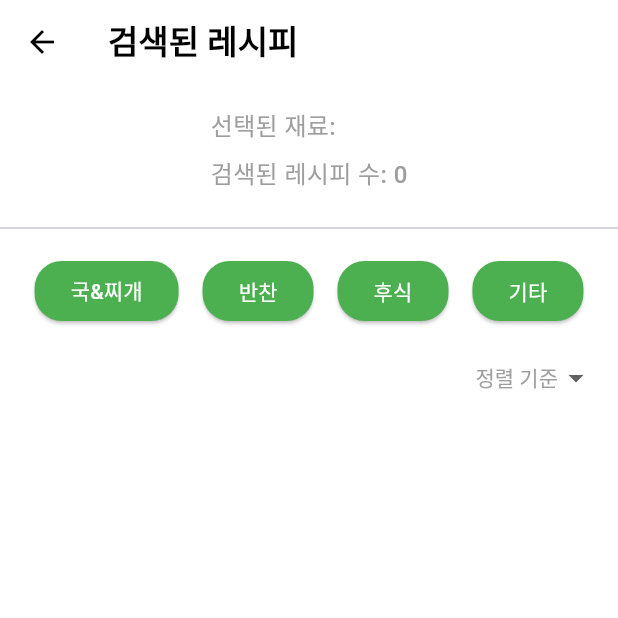
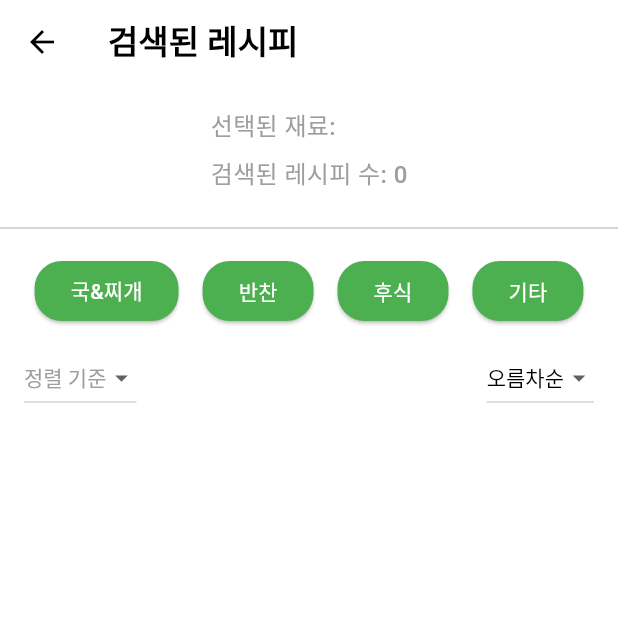
Before and after one commit to AYEOOON/as_it_is, a Flutter app: the RecipeSearchScreen screen opened directly with empty values, on a phone screen of 412 x 824 dp, the top half of it. Run offline on Flutter 3.47's test engine with Material 3 defaults, Android fonts, the phone set to English and light mode, and no system bars.

Commit message:
feat: 검색된 레시피 필터링 기준 수정
- 정렬 기준과 순서를 나누어 필터링 세분화

```diff
--- a/lib/providers/AllergyProvider.dart
+++ b/lib/providers/AllergyProvider.dart
@@ -45,7 +45,7 @@ class AllergyProvider with ChangeNotifier {
     notifyListeners();
   }
 
-  /// 선택된 알러지 항목에 해당하는 재료를 반환
+  // 선택된 알러지 항목에 해당하는 재료를 반환
   List<String> getExcludedIngredients() {
     List<String> excludedIngredients = [];
 
--- a/lib/screens/AllergySettingsScreen.dart
+++ b/lib/screens/AllergySettingsScreen.dart
@@ -15,6 +15,7 @@ class AllergySettingsScreen extends StatelessWidget {
         title: const Text(
           '알러지 유발 식품 목록',
           style: TextStyle(
+            fontSize: 20,
             color: Colors.white,
             fontWeight: FontWeight.bold,
           ),
--- a/lib/screens/RecipeSearchScreen.dart
+++ b/lib/screens/RecipeSearchScreen.dart
@@ -21,7 +21,8 @@ class RecipeSearchScreen extends StatefulWidget {
 
 class _RecipeSearchScreenState extends State<RecipeSearchScreen> {
   List<String> categories = ['국&찌개', '반찬', '후식', '기타'];
-  String? selectedFilter; // 정렬 기준
+  String? selectedNutrient; // 선택된 영양소
+  String? sortOrder = '오름차순'; // 정렬 순서
   late ScrollController scrollController;
   late List<Map<String, dynamic>> filteredRecipes; // 필터링된 레시피 리스트
 
@@ -38,7 +39,7 @@ class _RecipeSearchScreenState extends State<RecipeSearchScreen> {
     super.dispose();
   }
 
-  /// 선택된 재료와 알레르기 데이터를 기반으로 레시피를 필터링합니다.
+  /// 선택된 재료와 알레르기 데이터를 기반으로 레시피를 필터링
   void _filterRecipes() {
     final allergyProvider = Provider.of<AllergyProvider>(context, listen: false);
     final List<String> excludedIngredients = allergyProvider.getExcludedIngredients();
@@ -62,26 +63,19 @@ class _RecipeSearchScreenState extends State<RecipeSearchScreen> {
     });
   }
 
-  /// 정렬 기준에 따라 레시피를 정렬합니다.
-  void sortRecipes(String? criteria) {
+  /// 영양소 및 정렬 순서에 따라 레시피를 정렬
+  void sortRecipes() {
+    if (selectedNutrient == null) return; // 정렬 기준이 선택되지 않은 경우 종료
     setState(() {
-      selectedFilter = criteria;
-      if (criteria == 'calories') {
-        filteredRecipes.sort((a, b) => a['nutrition']['calories']
-            .compareTo(b['nutrition']['calories']));
-      } else if (criteria == 'carbs') {
-        filteredRecipes.sort((a, b) =>
-            a['nutrition']['carbs'].compareTo(b['nutrition']['carbs']));
-      } else if (criteria == 'protein') {
-        filteredRecipes.sort((a, b) =>
-            a['nutrition']['protein'].compareTo(b['nutrition']['protein']));
-      } else if (criteria == 'fat') {
-        filteredRecipes.sort((a, b) =>
-            a['nutrition']['fat'].compareTo(b['nutrition']['fat']));
-      } else if (criteria == 'sodium') {
-        filteredRecipes.sort((a, b) =>
-            a['nutrition']['sodium'].compareTo(b['nutrition']['sodium']));
+      filteredRecipes.sort((a, b) {
+        final valueA = a['nutrition'][selectedNutrient] ?? 0;
+        final valueB = b['nutrition'][selectedNutrient] ?? 0;
+        if (sortOrder == '오름차순') {
+          return valueA.compareTo(valueB);
+        } else {
+          return valueB.compareTo(valueA);
         }
+      });
     });
   }
 
@@ -103,7 +97,6 @@ class _RecipeSearchScreenState extends State<RecipeSearchScreen> {
       }).toList();
     });
   }
-
 
   @override
   Widget build(BuildContext context) {
@@ -170,32 +163,100 @@ class _RecipeSearchScreenState extends State<RecipeSearchScreen> {
                   .toList(),
             ),
           ),
-          // 필터 드롭다운
+          // 정렬 필터 드롭다운
           Padding(
             padding: const EdgeInsets.symmetric(horizontal: 16.0),
             child: Row(
-              mainAxisAlignment: MainAxisAlignment.end,
+              mainAxisAlignment: MainAxisAlignment.spaceBetween,
               children: [
-                DropdownButtonHideUnderline(
-                  child: DropdownButton<String>(
-                    value: selectedFilter,
+                // 영양소 기준 선택
+                DropdownButton<String>(
+                  value: selectedNutrient,
                   hint: const Text(
                     '정렬 기준',
-                      style: TextStyle(color: Colors.grey),
+                    style: TextStyle(color: Colors.grey, fontSize: 14),
                   ),
                   items: const [
-                      DropdownMenuItem(value: 'calories', child: Text('열량')),
-                      DropdownMenuItem(value: 'carbs', child: Text('탄수화물')),
-                      DropdownMenuItem(value: 'protein', child: Text('단백질')),
-                      DropdownMenuItem(value: 'fat', child: Text('지방')),
-                      DropdownMenuItem(value: 'sodium', child: Text('나트륨')),
+                    DropdownMenuItem(
+                      value: 'calories',
+                      child: Text(
+                        '열량',
+                        style: TextStyle(fontSize: 14),
+                      ),
+                    ),
+                    DropdownMenuItem(
+                      value: 'carbs',
+                      child: Text(
+                        '탄수화물',
+                        style: TextStyle(fontSize: 14),
+                      ),
+                    ),
+                    DropdownMenuItem(
+                      value: 'protein',
+                      child: Text(
+                        '단백질',
+                        style: TextStyle(fontSize: 14),
+                      ),
+                    ),
+                    DropdownMenuItem(
+                      value: 'fat',
+                      child: Text(
+                        '지방',
+                        style: TextStyle(fontSize: 14),
+                      ),
+                    ),
+                    DropdownMenuItem(
+                      value: 'sodium',
+                      child: Text(
+                        '나트륨',
+                        style: TextStyle(fontSize: 14),
+                      ),
+                    ),
                   ],
-                    onChanged: sortRecipes,
+                  onChanged: (value) {
+                    setState(() {
+                      selectedNutrient = value;
+                      sortRecipes();
+                    });
+                  },
                   style: const TextStyle(fontSize: 14, color: Colors.black),
-                    dropdownColor: Colors.white,
+                  dropdownColor: Colors.white, // 드롭다운 배경 색상
+                  elevation: 4,
                   borderRadius: BorderRadius.circular(8),
                   alignment: Alignment.center,
+                  iconSize: 20, // 드롭다운 아이콘 크기
                 ),
+                // 정렬 순서 선택
+                DropdownButton<String>(
+                  value: sortOrder,
+                  items: const [
+                    DropdownMenuItem(
+                      value: '오름차순',
+                      child: Text(
+                        '오름차순',
+                        style: TextStyle(fontSize: 14),
+                      ),
+                    ),
+                    DropdownMenuItem(
+                      value: '내림차순',
+                      child: Text(
+                        '내림차순',
+                        style: TextStyle(fontSize: 14),
+                      ),
+                    ),
+                  ],
+                  onChanged: (value) {
+                    setState(() {
+                      sortOrder = value;
+                      sortRecipes();
+                    });
+                  },
+                  style: const TextStyle(fontSize: 14, color: Colors.black),
+                  dropdownColor: Colors.white, // 드롭다운 배경 색상
+                  elevation: 4,
+                  borderRadius: BorderRadius.circular(8),
+                  alignment: Alignment.center,
+                  iconSize: 20, // 드롭다운 아이콘 크기
                 ),
               ],
             ),
```
Lines whose indentation alone changed are shown as unchanged.
